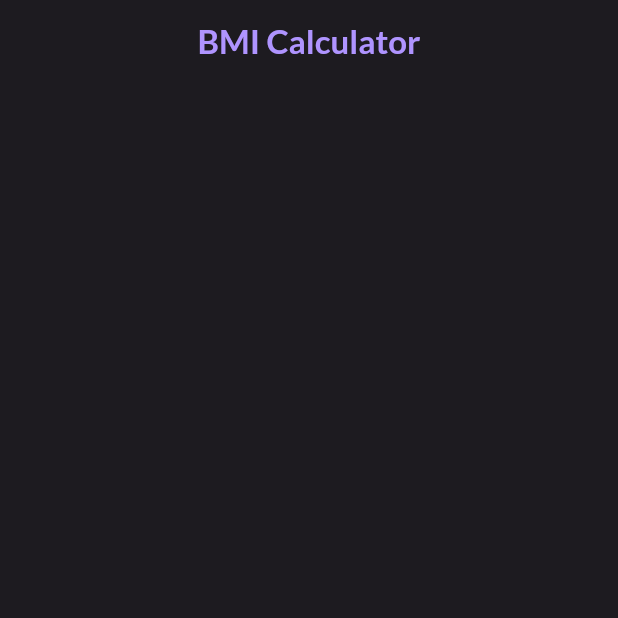
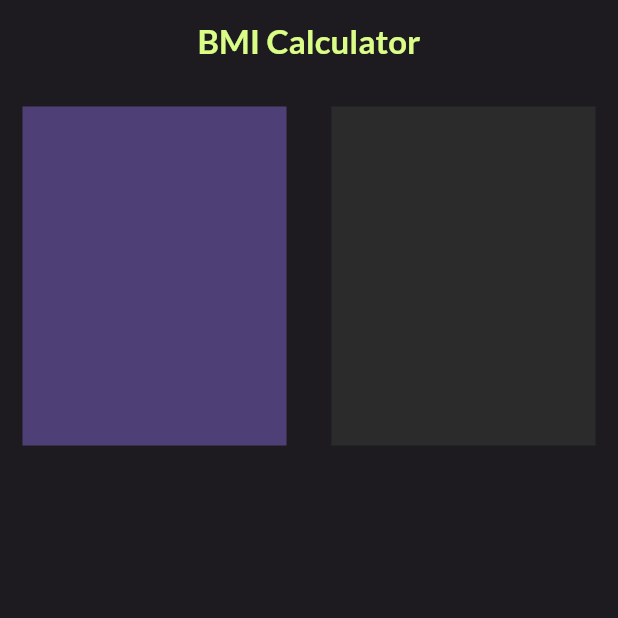
Before and after one commit to riazulrocky/BMI-Calculator, a Flutter app: the screen it shows after launch, on a phone screen of 412 x 824 dp, the top half of it. Run offline on Flutter 3.47's test engine with Material 3 defaults, Android fonts, the phone set to English and light mode, and no system bars; our stand-ins replace google_fonts.

Commit message:
BMI Calculator

```diff
--- a/lib/home.dart
+++ b/lib/home.dart
@@ -9,8 +9,38 @@ class home extends StatelessWidget {
         title: Text(
           "BMI Calculator",
           style:
-              TextStyle(color: Color(0xffaf94ff), fontWeight: FontWeight.bold),
+              TextStyle(color: Color(0xffdafd87), fontWeight: FontWeight.bold),
         ),
+      ),
+      body: Column(
+        children: [
+          Expanded(
+              child: Row(
+            children: [
+              Expanded(
+                  child: Container(
+                    decoration: BoxDecoration(
+                      borderRadius: BorderRadius.circular(25),
+                    ),
+                    margin: EdgeInsets.all(15),
+                color: Color(0xff4e4076),
+              )),
+              Expanded(
+                  child: Container(
+                    margin: EdgeInsets.all(15),
+                color: Color(0xff2b2b2b),
+              )),
+            ],
+          )),
+          Expanded(child: Container()),
+          Expanded(
+              child: Row(
+            children: [
+              Expanded(child: Container()),
+              Expanded(child: Container()),
+            ],
+          )),
+        ],
       ),
     );
   }
```
